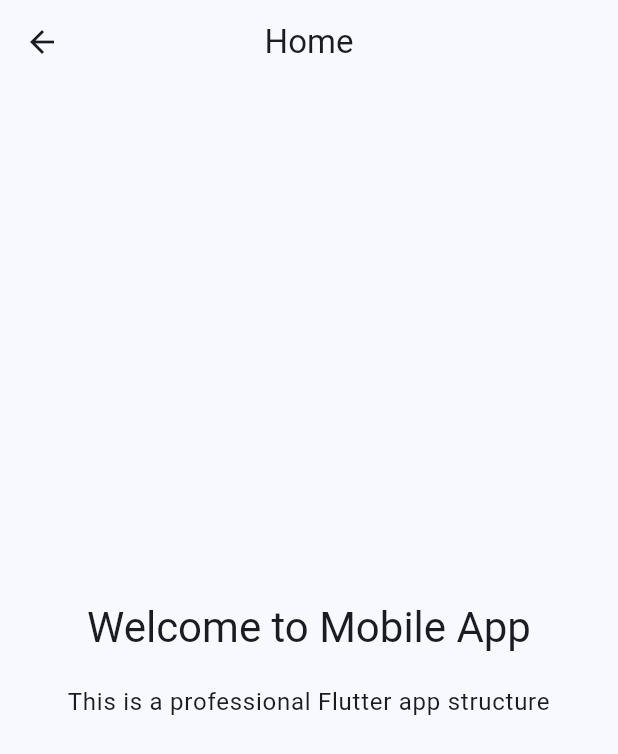
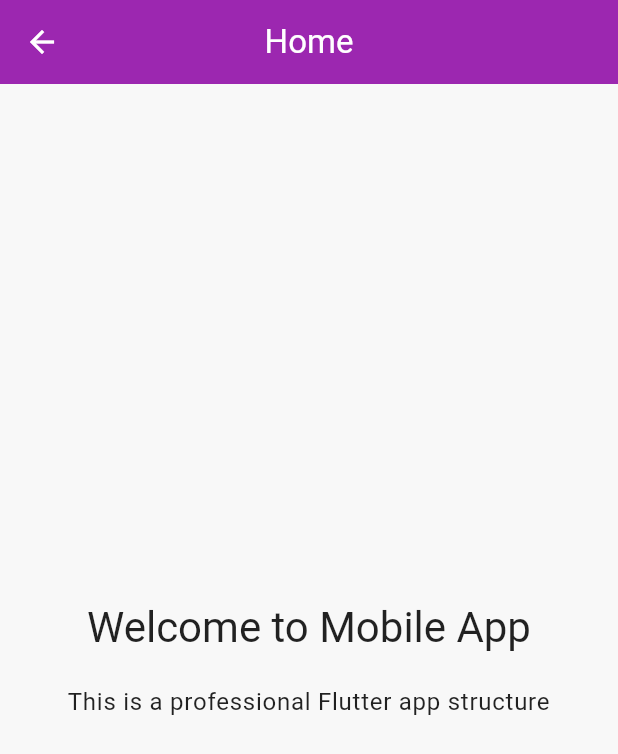
Before and after one commit to Seifeldin-Amr/Mobile-Programming-Project, a Flutter app: the screen it shows after launch, on a phone screen of 412 x 824 dp. Shown: the top 754 px of the screen. Run offline on Flutter 3.47's test engine with Material 3 defaults, Android fonts, the phone set to English and light mode, and no system bars.

Commit message:
Applied themes

```diff
--- a/mobile_app/lib/theme/app_theme.dart
+++ b/mobile_app/lib/theme/app_theme.dart
@@ -4,16 +4,35 @@ class AppTheme {
   static ThemeData get lightTheme {
     return ThemeData(
       useMaterial3: true,
-      colorScheme: ColorScheme.fromSeed(
-        seedColor: Colors.blue,
-        brightness: Brightness.light,
+      colorScheme: ColorScheme.light(
+        primary: Colors.purple,
+        secondary: Colors.purple.shade300,
+        surface: const Color(0xFFF8F8F8), // Off-white background
+        background: const Color(0xFFF8F8F8), // Off-white background
+        onPrimary: Colors.white,
+        onSecondary: Colors.white,
+        onSurface: Colors.black87,
+        onBackground: Colors.black87,
       ),
-      appBarTheme: const AppBarTheme(centerTitle: true, elevation: 0),
+      scaffoldBackgroundColor: const Color(0xFFF8F8F8), // Off-white background
+      appBarTheme: AppBarTheme(
+        centerTitle: true,
+        elevation: 0,
+        backgroundColor: Colors.purple,
+        foregroundColor: Colors.white,
+      ),
       elevatedButtonTheme: ElevatedButtonThemeData(
         style: ElevatedButton.styleFrom(
+          backgroundColor: Colors.purple,
+          foregroundColor: Colors.white,
           padding: const EdgeInsets.symmetric(horizontal: 16, vertical: 12),
           shape: RoundedRectangleBorder(borderRadius: BorderRadius.circular(8)),
         ),
+      ),
+      cardTheme: CardTheme(
+        color: Colors.white,
+        elevation: 2,
+        shape: RoundedRectangleBorder(borderRadius: BorderRadius.circular(8)),
       ),
     );
   }
@@ -21,17 +40,36 @@ class AppTheme {
   static ThemeData get darkTheme {
     return ThemeData(
       useMaterial3: true,
-      colorScheme: ColorScheme.fromSeed(
-        seedColor: Colors.blue,
-        brightness: Brightness.dark,
+      colorScheme: ColorScheme.dark(
+        primary: Colors.purple,
+        secondary: Colors.purple.shade300,
+        surface: const Color(0xFF1E1E1E),
+        background: const Color(0xFF1E1E1E),
+        onPrimary: Colors.white,
+        onSecondary: Colors.white,
+        onSurface: Colors.white,
+        onBackground: Colors.white,
       ),
-      appBarTheme: const AppBarTheme(centerTitle: true, elevation: 0),
+      scaffoldBackgroundColor: const Color(0xFF1E1E1E),
+      appBarTheme: AppBarTheme(
+        centerTitle: true,
+        elevation: 0,
+        backgroundColor: Colors.purple,
+        foregroundColor: Colors.white,
+      ),
       elevatedButtonTheme: ElevatedButtonThemeData(
         style: ElevatedButton.styleFrom(
+          backgroundColor: Colors.purple,
+          foregroundColor: Colors.white,
           padding: const EdgeInsets.symmetric(horizontal: 16, vertical: 12),
           shape: RoundedRectangleBorder(borderRadius: BorderRadius.circular(8)),
         ),
       ),
+      cardTheme: CardTheme(
+        color: const Color(0xFF2D2D2D),
+        elevation: 2,
+        shape: RoundedRectangleBorder(borderRadius: BorderRadius.circular(8)),
+      ),
     );
   }
 }
```
